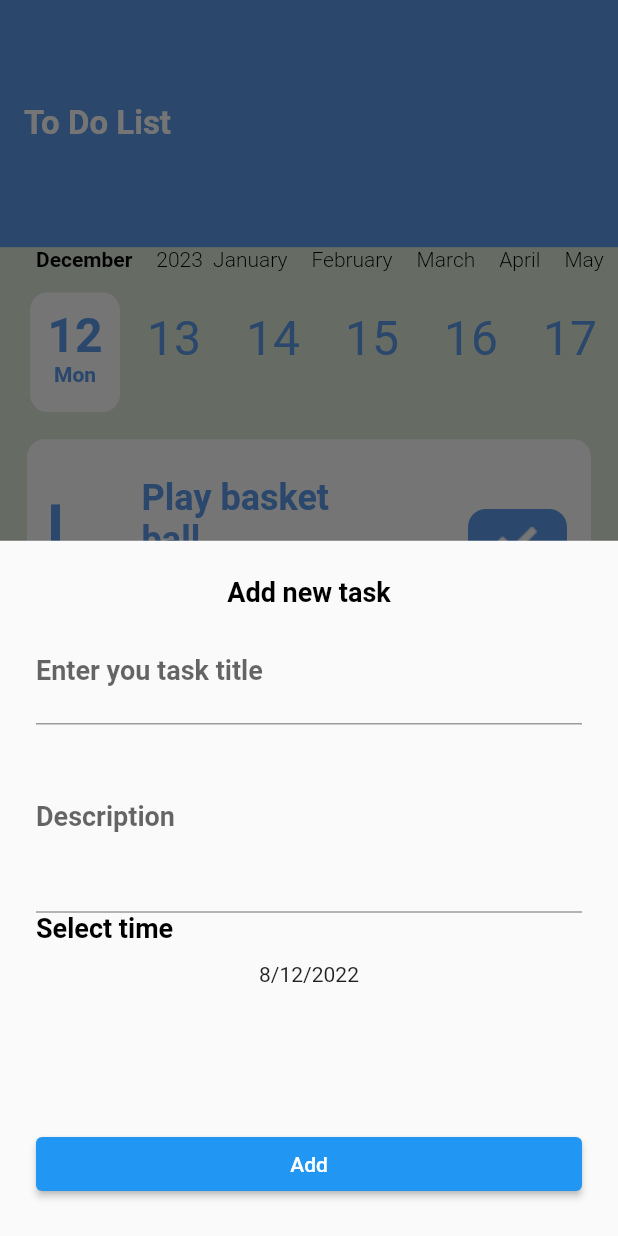
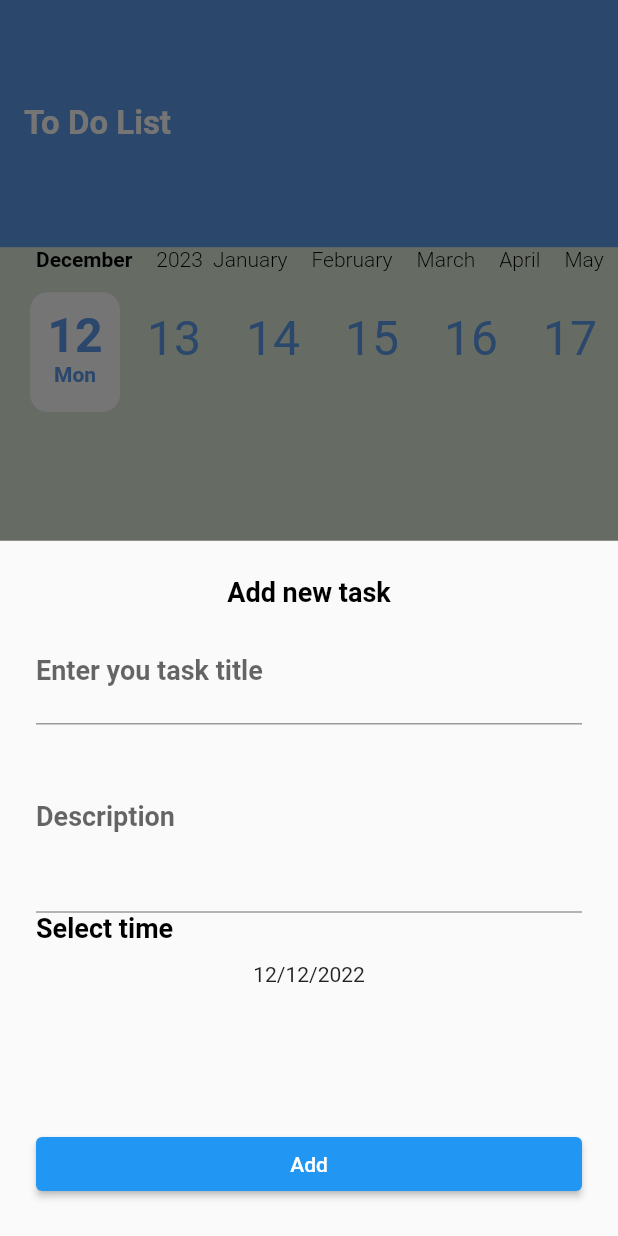
Before and after one commit to A-hmed/todo_c7_mon, a Flutter app: the screen it shows after launch, after a tap on the "add" icon, on a phone screen of 412 x 824 dp. Run offline on Flutter 3.47's test engine with Material 2 defaults, Android fonts, the phone set to English and light mode, and no system bars; drawn by our look-alikes of calendar_timeline; our stand-ins replace cloud_firestore, firebase_core; accounts and stored records are empty.

Commit message:
Finished todo app

```diff
--- a/lib/main.dart
+++ b/lib/main.dart
@@ -1,15 +1,22 @@
+import 'package:cloud_firestore/cloud_firestore.dart';
 import 'package:firebase_core/firebase_core.dart';
 import 'package:flutter/material.dart';
 import 'package:flutter_localizations/flutter_localizations.dart';
+import 'package:provider/provider.dart';
+import 'package:todo_c7_mon/providers/list_provider.dart';
 import 'package:todo_c7_mon/ui/screens/home/home.dart';
 import 'package:todo_c7_mon/utils/my_theme_data.dart';
 
 void main() async {
   WidgetsFlutterBinding.ensureInitialized();
   await Firebase.initializeApp();
+  await FirebaseFirestore.instance.disableNetwork();
+  FirebaseFirestore.instance.settings =
+      Settings(cacheSizeBytes: Settings.CACHE_SIZE_UNLIMITED);
 
-  runApp(const MyApp());
-
+  runApp(ChangeNotifierProvider(
+      create: (_)=> ListProvider(),
+      child: MyApp()));
 }
 
 class MyApp extends StatelessWidget {
--- /dev/null
+++ b/lib/model/TodoDM.dart
@@ -0,0 +1,13 @@
+class TodoDM{
+  String id;
+  String title;
+  String description;
+  DateTime date;
+  bool isDone;
+
+  TodoDM({required this.id,
+    required this.title,
+    required this.description,
+    required this.date,
+    required this.isDone});
+}
--- /dev/null
+++ b/lib/providers/list_provider.dart
@@ -0,0 +1,41 @@
+import 'package:cloud_firestore/cloud_firestore.dart';
+import 'package:flutter/material.dart';
+
+import '../model/TodoDM.dart';
+
+class ListProvider extends ChangeNotifier {
+  var selectedDate = DateTime.now();
+  List<TodoDM> todos = [];
+
+  getTodosFromFirestore() async {
+    var todosCollection = FirebaseFirestore.instance.collection("todos");
+
+    /// getting all todos from firestore
+    var query = await todosCollection.get();
+    todos = query.docs.map((doc){
+      var data = doc.data();
+      return  TodoDM(id: data["id"],
+          title: data["title"],
+          description: data["description"],
+          date: DateTime.fromMillisecondsSinceEpoch(data["date"]),
+          isDone: data["isDone"]);
+    }).toList();
+
+    /// filter list with selected date
+    todos = todos.where((todo) {
+      return todo.date.year == selectedDate.year
+          && todo.date.month == selectedDate.month
+          && todo.date.day == selectedDate.day;
+    }).toList();
+    /// Sort list
+    todos.sort((todo1, todo2){
+      return todo1.date.compareTo(todo2.date);
+    });
+
+    notifyListeners();
+  }
+  changeDate(DateTime newDate){
+    selectedDate = newDate;
+    getTodosFromFirestore();
+  }
+}
--- a/lib/ui/comman/AddBottomSheet.dart
+++ b/lib/ui/comman/AddBottomSheet.dart
@@ -1,4 +1,7 @@
+import 'package:cloud_firestore/cloud_firestore.dart';
 import 'package:flutter/material.dart';
+import 'package:provider/provider.dart';
+import 'package:todo_c7_mon/providers/list_provider.dart';
 
 class AddBottomSheet extends StatefulWidget {
 
@@ -7,12 +10,19 @@ class AddBottomSheet extends StatefulWidget {
 }
 
 class _AddBottomSheetState extends State<AddBottomSheet> {
-  DateTime? selectedDate = DateTime.now();
+  DateTime selectedDate = DateTime.now();
+  String title = "";
+  String description = "";
+  final formKey = GlobalKey<FormState>();
+  late ListProvider provider;
 
   @override
   Widget build(BuildContext context) {
+    provider = Provider.of(context);
     return Container(
       padding: EdgeInsets.all(24),
+      child: Form(
+        key: formKey,
         child: Column(
           crossAxisAlignment: CrossAxisAlignment.stretch,
           children: [
@@ -22,6 +32,14 @@ class _AddBottomSheetState extends State<AddBottomSheet> {
               decoration: InputDecoration(
                   labelStyle: TextStyle(fontSize: 18),
                   labelText: "Enter you task title"),
+              onChanged: (text){
+                title = text;
+              },
+              validator: (text){
+                if(text  == null || text.isEmpty) {
+                  return "Please enter title";
+                }
+              },
             ),
             TextFormField(
               minLines: 3,
@@ -29,6 +47,14 @@ class _AddBottomSheetState extends State<AddBottomSheet> {
               decoration: InputDecoration(
                   labelStyle: TextStyle(fontSize: 18),
                   labelText: "Description"),
+              onChanged: (text){
+                description = text;
+              },
+              validator: (text){
+                if(text  == null || text.isEmpty) {
+                  return "Please enter Description";
+                }
+              },
             ),
             Text("Select time", style: Theme.of(context).textTheme.bodySmall),
             SizedBox(height: 12,),
@@ -36,20 +62,42 @@ class _AddBottomSheetState extends State<AddBottomSheet> {
               onTap: (){
                 showMyDatePicker();
               },
-              child: Text("8/12/2022", textAlign: TextAlign.center,)
+                child: Text("${selectedDate.day}/${selectedDate.month}"
+                    "/${selectedDate.year}", textAlign: TextAlign.center,)
             ),
             Spacer(),
-          ElevatedButton(onPressed: (){}, child: Text("Add"))
+            ElevatedButton(onPressed: (){
+              onAddClicked();
+            }, child: Text("Add"))
           ],
+        ),
       ),
     );
   }
 
   void showMyDatePicker() async {
     selectedDate = await showDatePicker(context: context,
-      initialDate: selectedDate??DateTime.now(),
+      initialDate: selectedDate,
       firstDate: DateTime.now(),
-      lastDate: selectedDate!.add(Duration(days: 365))
-    );
+      lastDate: selectedDate.add(Duration(days: 365))
+    )?? DateTime.now();
+  }
+
+  void onAddClicked() {
+    if (!formKey.currentState!.validate()) return;
+
+    var todosCollection = FirebaseFirestore.instance.collection("todos");
+    var emptyDoc = todosCollection.doc();
+    emptyDoc.set({
+      "id": emptyDoc.id,
+      "title": title,
+      "description": description,
+      "date": selectedDate.millisecondsSinceEpoch,
+      "isDone":false
+    }).timeout(Duration(milliseconds: 500),onTimeout:  (){
+      provider.getTodosFromFirestore();
+      Navigator.pop(context);
+    });
+
   }
 }
--- a/lib/ui/comman/todo_item.dart
+++ b/lib/ui/comman/todo_item.dart
@@ -1,7 +1,9 @@
 import 'package:flutter/material.dart';
+import 'package:todo_c7_mon/model/TodoDM.dart';
 
 class TodoItem extends StatelessWidget {
-
+  TodoDM todo;
+  TodoItem(this.todo);
   @override
   Widget build(BuildContext context) {
     return Container(
@@ -20,11 +22,12 @@ class TodoItem extends StatelessWidget {
             child: Column(
               crossAxisAlignment: CrossAxisAlignment.stretch,
               children: [
-                Text("Play basket ball",
+                Text(todo.title,
                    textAlign: TextAlign.start,
                   style: Theme.of(context).textTheme.titleMedium,),
                 SizedBox(height: 12,),
-                Text("10:30 am", style: Theme.of(context).textTheme.titleSmall,),
+                Text(todo.description,
+                  style: Theme.of(context).textTheme.titleSmall,),
               ],
             ),
           ),
--- a/lib/ui/screens/home/tabs/list_tab.dart
+++ b/lib/ui/screens/home/tabs/list_tab.dart
@@ -1,30 +1,47 @@
 import 'package:calendar_timeline/calendar_timeline.dart';
 import 'package:flutter/material.dart';
-import 'package:todo_c7_mon/utils/my_theme_data.dart';
-
+import 'package:provider/provider.dart';
+import 'package:todo_c7_mon/providers/list_provider.dart';
 import '../../../comman/todo_item.dart';
 
-class ListTab extends StatelessWidget {
-  var selectedDate = DateTime.now();
+class ListTab extends StatefulWidget {
+  @override
+  State<ListTab> createState() => _ListTabState();
+}
 
+class _ListTabState extends State<ListTab> {
+
+   late ListProvider provier;
   @override
   Widget build(BuildContext context) {
+    provier = Provider.of(context);
+    if (provier.todos.isEmpty) provier.getTodosFromFirestore();
     return Container(
       child: Column(
         children: [
           Stack(
             children: [
-                 Container(color: Theme.of(context).primaryColor,),
-                 Container(color: Theme.of(context).accentColor,),
+              Container(color: Theme
+                  .of(context)
+                  .primaryColor,),
+              Container(color: Theme
+                  .of(context)
+                  .accentColor,),
               CalendarTimeline(
-                initialDate: selectedDate,
-                firstDate: selectedDate.subtract(Duration(days: 365)),
-                lastDate: selectedDate.add(Duration(days: 365)),
-                onDateSelected: (date){selectedDate = date;},
+                initialDate: provier.selectedDate,
+                firstDate: provier.selectedDate.subtract(Duration(days: 365)),
+                lastDate: provier.selectedDate.add(Duration(days: 365)),
+                onDateSelected: (date) {
+                  provier.changeDate(date);
+                },
                 leftMargin: 20,
                 monthColor: Colors.black,
-                dayColor: Theme.of(context).primaryColor,
-                activeDayColor: Theme.of(context).primaryColor,
+                dayColor: Theme
+                    .of(context)
+                    .primaryColor,
+                activeDayColor: Theme
+                    .of(context)
+                    .primaryColor,
                 activeBackgroundDayColor: Colors.white,
                 dotsColor: Colors.transparent,
                 locale: 'en_ISO',
@@ -33,13 +50,12 @@ class ListTab extends StatelessWidget {
           ),
           Expanded(
               child: ListView.builder(
-                  itemCount: 10,
-                  itemBuilder: (_, index){
-                    return TodoItem();
+                  itemCount: provier.todos.length,
+                  itemBuilder: (_, index) {
+                    return TodoItem(provier.todos[index]);
                   }
               )
           )
-
         ],
       ),
     );
```
Lines whose indentation alone changed are shown as unchanged.
